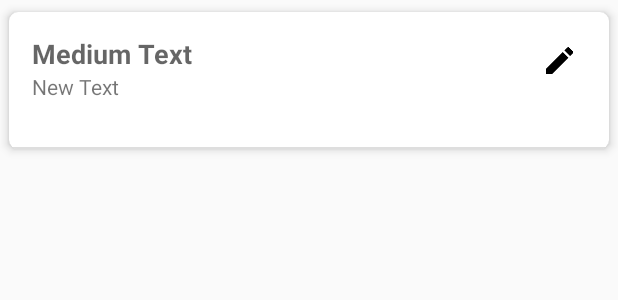
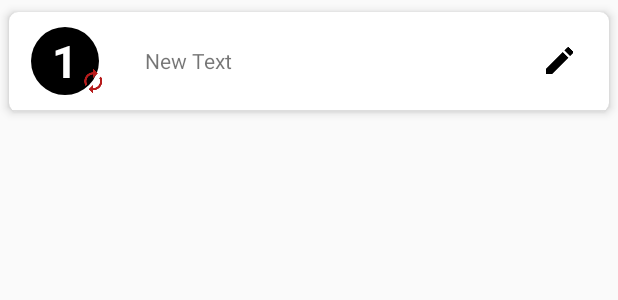
Before and after one commit to andresjose1983/osm, an Android app: the layout item_order.xml on its own in the app's theme, with its tools: preview values and no code run, on a phone screen of 412 x 824 dp. Shown: the top 300 px of the screen. Run offline under Robolectric (Android 15) with nearby library versions, the phone set to English and light mode, and no system bars.

Commit message:
Added imageview sync on order view

```diff
--- a/app/src/main/java/com/osm/soft/sf/adapter/OrderAdapter.java
+++ b/app/src/main/java/com/osm/soft/sf/adapter/OrderAdapter.java
@@ -41,6 +41,7 @@ public class OrderAdapter extends RecyclerView.Adapter<OrderAdapter.OrderHolder>
         private ProductOrderAdapter mProductAdapter;
         private View mvProducts;
         private ImageView mIvEditOrder;
+        private ImageView mIvSync;
 
         public OrderHolder(View itemView) {
             super(itemView);
@@ -49,6 +50,7 @@ public class OrderAdapter extends RecyclerView.Adapter<OrderAdapter.OrderHolder>
             mRvProducts = (RecyclerView) itemView.findViewById(R.id.rv_products);
             mvProducts = itemView.findViewById(R.id.v_products);
             mIvEditOrder = (ImageView) itemView.findViewById(R.id.iv_edit_order);
+            mIvSync = (ImageView) itemView.findViewById(R.id.iv_sync);
 
             itemView.setOnClickListener(v -> {
                 Order order = mOrders.get(getAdapterPosition());
@@ -166,6 +168,11 @@ public class OrderAdapter extends RecyclerView.Adapter<OrderAdapter.OrderHolder>
             holder.expand();
         else
             holder.collapse();
+
+        if(order.isSynced())
+            holder.mIvSync.setVisibility(View.GONE);
+        else
+            holder.mIvSync.setVisibility(View.VISIBLE);
     }
 
     @Override
--- a/app/src/main/res/layout/item_order.xml
+++ b/app/src/main/res/layout/item_order.xml
@@ -18,6 +18,49 @@
         android:orientation="vertical"
         android:gravity="center">
 
+        <LinearLayout
+            android:orientation="horizontal"
+            android:layout_width="match_parent"
+            android:layout_height="match_parent"
+            android:gravity="center">
+
+            <FrameLayout
+                android:layout_width="55dp"
+                android:layout_height="45dp"
+                android:id="@+id/v_shape"
+                android:layout_marginRight="@dimen/smaller"
+                android:layout_marginLeft="@dimen/smaller">
+
+                <ImageView
+                    android:layout_width="45dp"
+                    android:layout_height="45dp"
+                    android:id="@+id/iv_color"
+                    android:background="@drawable/circle"
+                    android:layout_gravity="center" />
+
+                <ImageView
+                    android:layout_width="wrap_content"
+                    android:layout_height="wrap_content"
+                    android:src="@mipmap/ic_autorenew"
+                    android:tint="@color/red"
+                    android:id="@+id/iv_sync"
+                    android:layout_gravity="right|bottom" />
+
+                <TextView
+                    android:id="@+id/tv_number"
+                    android:layout_width="match_parent"
+                    android:layout_height="wrap_content"
+                    android:singleLine="true"
+                    android:text="1"
+                    android:textSize="@dimen/letter"
+                    android:gravity="center"
+                    android:textColor="@color/white"
+                    android:textAppearance="?android:attr/textAppearanceMedium"
+                    android:textStyle="bold"
+                    android:layout_gravity="center"/>
+
+            </FrameLayout>
+
             <RelativeLayout
                 android:layout_width="match_parent"
                 android:layout_height="wrap_content"
@@ -25,23 +68,12 @@
                 android:padding="@dimen/small">
 
                 <TextView
-                android:id="@+id/tv_number"
+                    android:id="@+id/tv_date"
                     android:layout_width="match_parent"
                     android:layout_height="wrap_content"
-                android:layout_alignParentTop="true"
-                android:singleLine="true"
-                android:text="Medium Text"
-                android:textAppearance="?android:attr/textAppearanceMedium"
-                android:textStyle="bold" />
-
-            <TextView
-                android:id="@+id/tv_date"
-                android:layout_width="wrap_content"
-                android:layout_height="wrap_content"
-                android:layout_alignLeft="@+id/tv_number"
-                android:layout_alignStart="@+id/tv_number"
-                android:layout_below="@+id/tv_number"
-                android:text="New Text" />
+                    android:text="New Text"
+                    android:layout_centerVertical="true"
+                    android:layout_alignParentStart="true" />
 
                 <ImageView
                     android:layout_width="wrap_content"
@@ -54,6 +86,7 @@
                     android:padding="@dimen/smallest" />
 
             </RelativeLayout>
+        </LinearLayout>
 
         <LinearLayout
             android:id="@+id/v_products"
@@ -67,8 +100,7 @@
                 android:layout_width="match_parent"
                 android:layout_height="1dp"
                 android:id="@+id/v_line"
-                android:background="@color/line"
-                android:layout_marginTop="@dimen/small" />
+                android:background="@color/line" />
 
             <android.support.v7.widget.RecyclerView
                 android:layout_width="match_parent"
```
Lines whose indentation alone changed are shown as unchanged.
